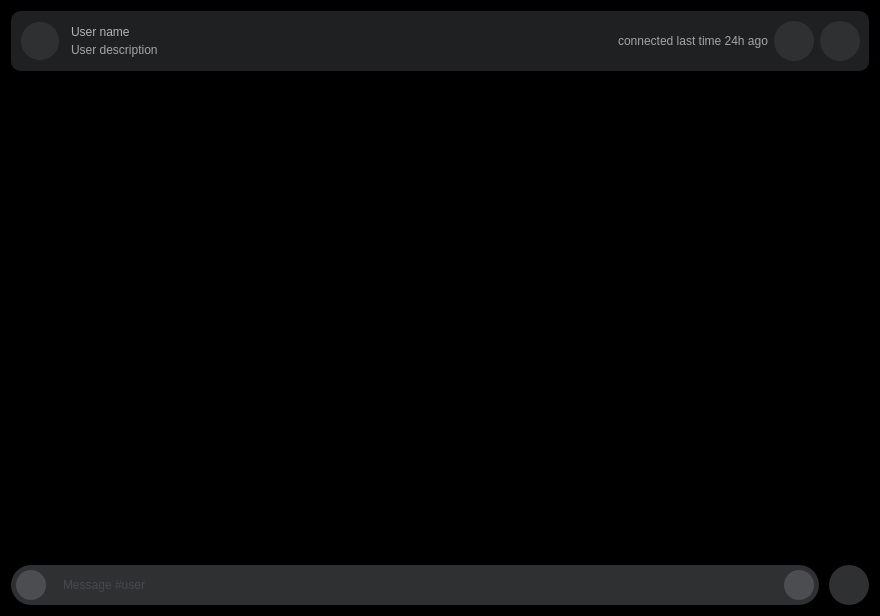
The window that src/PyDracula/page_messages.ui (HWcoms/Blessing-AI) describes before a commit, drawn with Qt 5.
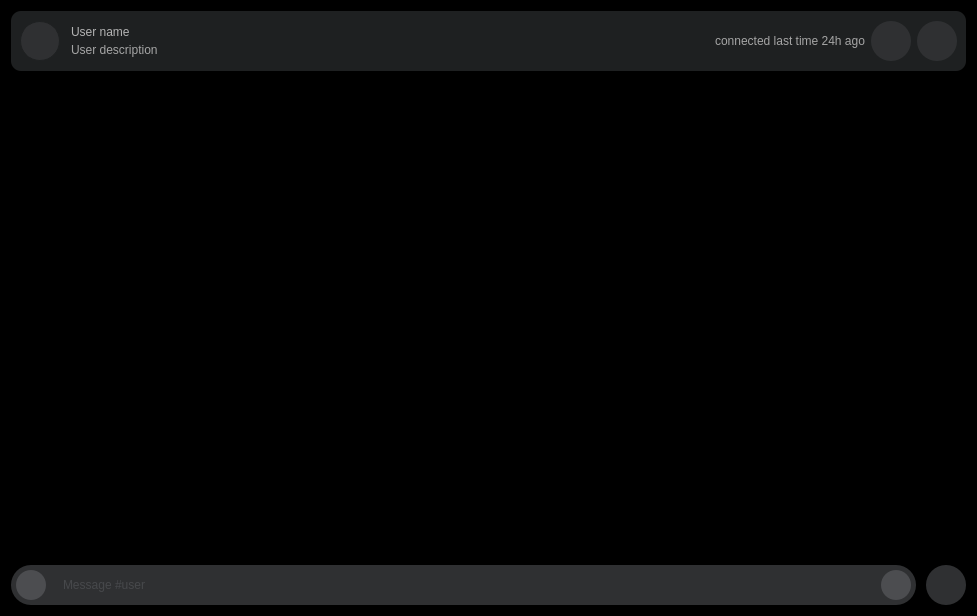
The same window after the commit. Icons and pictures are not drawn.

Diff of the .ui file:
```diff
--- a/src/PyDracula/page_messages.ui
+++ b/src/PyDracula/page_messages.ui
@@ -6,7 +6,7 @@
    <rect>
     <x>0</x>
     <y>0</y>
-    <width>880</width>
+    <width>977</width>
     <height>616</height>
    </rect>
   </property>
@@ -306,7 +306,7 @@
        <rect>
         <x>0</x>
         <y>0</y>
-        <width>862</width>
+        <width>959</width>
         <height>486</height>
        </rect>
       </property>
```
